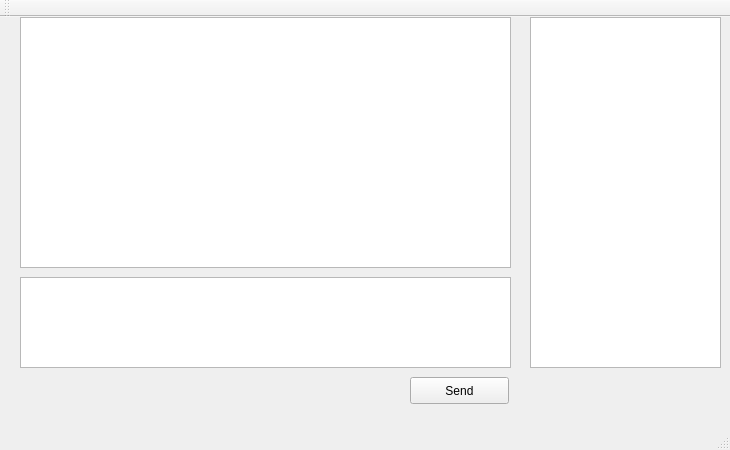
Fibird/BeeBeeChat, file mainwindow.ui: the form before one commit.
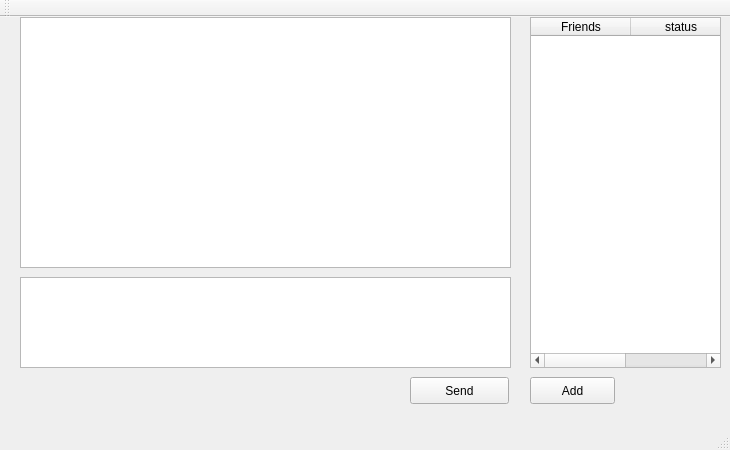
The form after the commit. Icons and pictures are not drawn.

Commit message: finish add contact

```diff
--- a/mainwindow.ui
+++ b/mainwindow.ui
@@ -51,7 +51,7 @@
      <string>Send</string>
     </property>
    </widget>
-   <widget class="QTableView" name="contactList">
+   <widget class="QTableWidget" name="contactList">
     <property name="geometry">
      <rect>
       <x>530</x>
@@ -59,6 +59,38 @@
       <width>191</width>
       <height>351</height>
      </rect>
+    </property>
+    <property name="selectionMode">
+     <enum>QAbstractItemView::SingleSelection</enum>
+    </property>
+    <property name="selectionBehavior">
+     <enum>QAbstractItemView::SelectRows</enum>
+    </property>
+    <property name="showGrid">
+     <bool>false</bool>
+    </property>
+    <column>
+     <property name="text">
+      <string>Friends</string>
+     </property>
+    </column>
+    <column>
+     <property name="text">
+      <string>status</string>
+     </property>
+    </column>
+   </widget>
+   <widget class="QPushButton" name="addContactBtn">
+    <property name="geometry">
+     <rect>
+      <x>530</x>
+      <y>360</y>
+      <width>85</width>
+      <height>27</height>
+     </rect>
+    </property>
+    <property name="text">
+     <string>Add</string>
     </property>
    </widget>
   </widget>
```
The commit also changes 2 other files.
